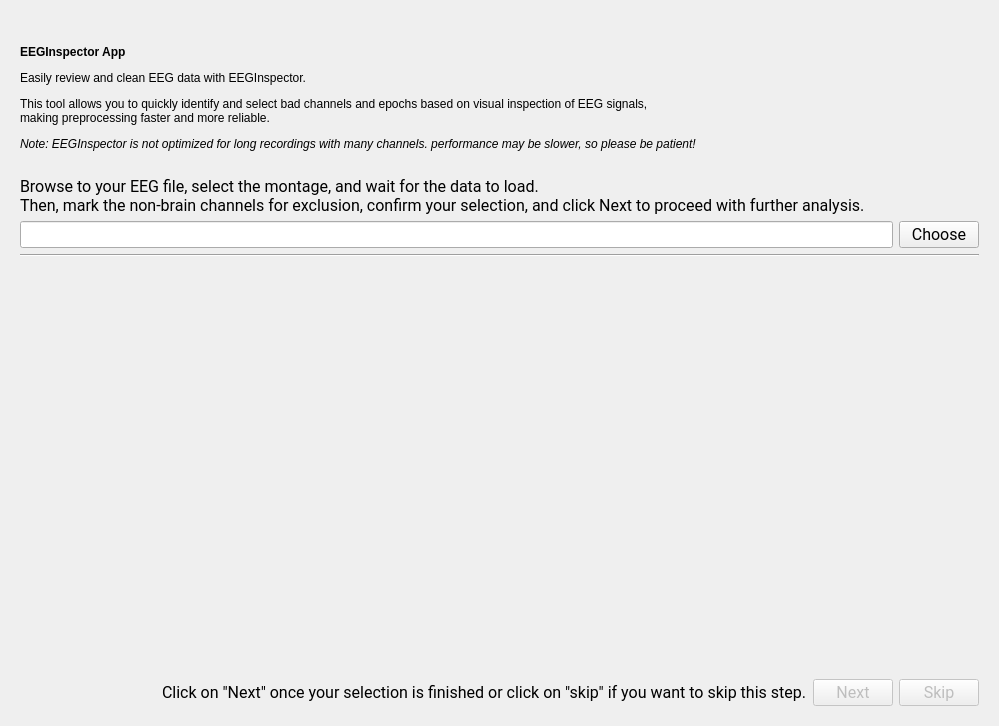
This is apps/CEAMSApps/EEGInspector/ui/Ui_EEGInspectorView.ui in SnoozToolbox/snooz-package-ceams as Qt 5 draws it before an edit. The edited form follows.
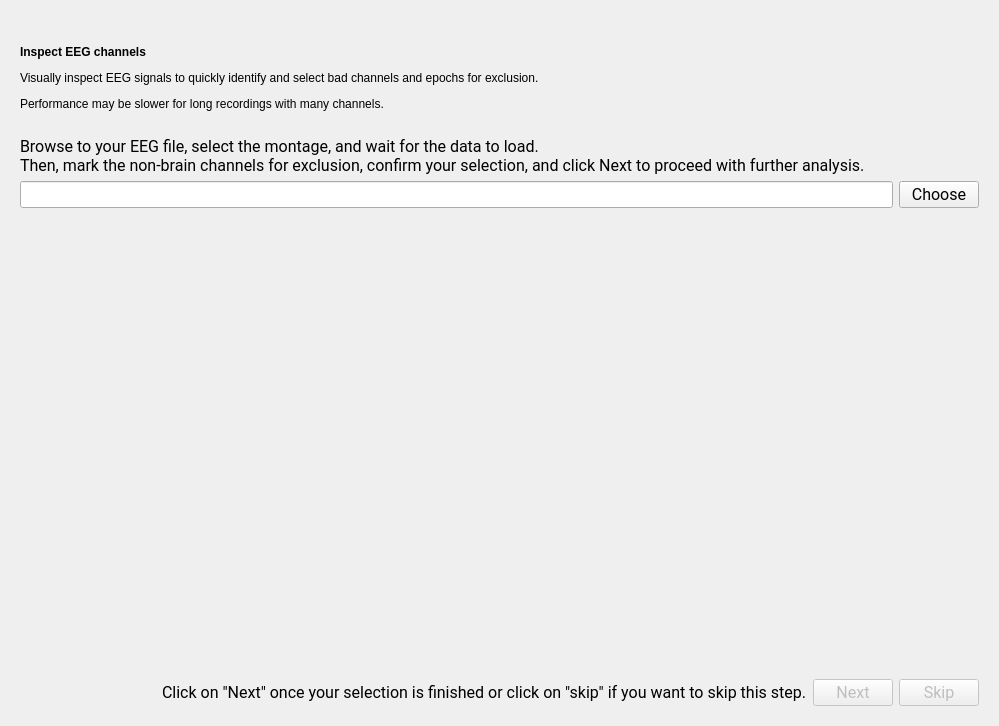
This is the edited form. The open tabs and pages were chosen to show the change.

Commit message: Updated the UI for the Inspect EEG Channels app.

```diff
--- a/apps/CEAMSApps/EEGInspector/ui/Ui_EEGInspectorView.ui
+++ b/apps/CEAMSApps/EEGInspector/ui/Ui_EEGInspectorView.ui
@@ -42,7 +42,7 @@
        <item>
         <widget class="QLabel" name="label">
          <property name="text">
-          <string>&lt;html&gt;&lt;head/&gt;&lt;body&gt;&lt;p&gt;&lt;span style=&quot; font-weight:700;&quot;&gt;EEGInspector App&lt;/span&gt;&lt;/p&gt;&lt;p&gt;Easily review and clean EEG data with EEGInspector. &lt;/p&gt;&lt;p&gt;This tool allows you to quickly identify and select bad channels and epochs based on visual inspection of EEG signals, &lt;br/&gt;making preprocessing faster and more reliable.&lt;/p&gt;&lt;p&gt;&lt;span style=&quot; font-style:italic;&quot;&gt;Note: EEGInspector is not optimized for long recordings with many channels. performance may be slower, so please be patient!&lt;/span&gt;&lt;/p&gt;&lt;/body&gt;&lt;/html&gt;</string>
+          <string>&lt;html&gt;&lt;head/&gt;&lt;body&gt;&lt;p&gt;&lt;span style=&quot; font-weight:700;&quot;&gt;Inspect EEG channels&lt;/span&gt;&lt;/p&gt;&lt;p&gt;Visually inspect EEG signals to quickly identify and select bad channels and epochs for exclusion.&lt;/p&gt;&lt;p&gt;Performance may be slower for long recordings with many channels.&lt;/p&gt;&lt;/body&gt;&lt;/html&gt;</string>
          </property>
         </widget>
        </item>
@@ -109,13 +109,6 @@
          </item>
         </layout>
        </item>
-       <item>
-        <widget class="Line" name="line_1">
-         <property name="orientation">
-          <enum>Qt::Orientation::Horizontal</enum>
-         </property>
-        </widget>
-       </item>
        <item>
         <spacer name="verticalSpacer_7">
          <property name="orientation">
```
Left out of the diff: 9 changed lines with no effect on the pictures. The commit also changes 2 other files.
